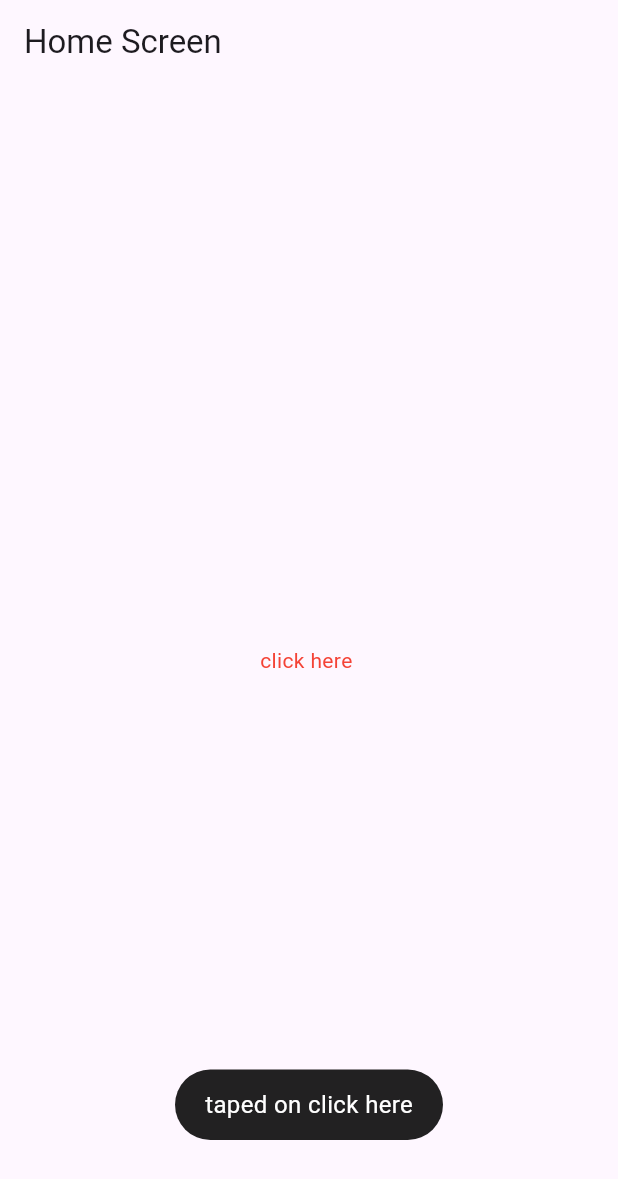
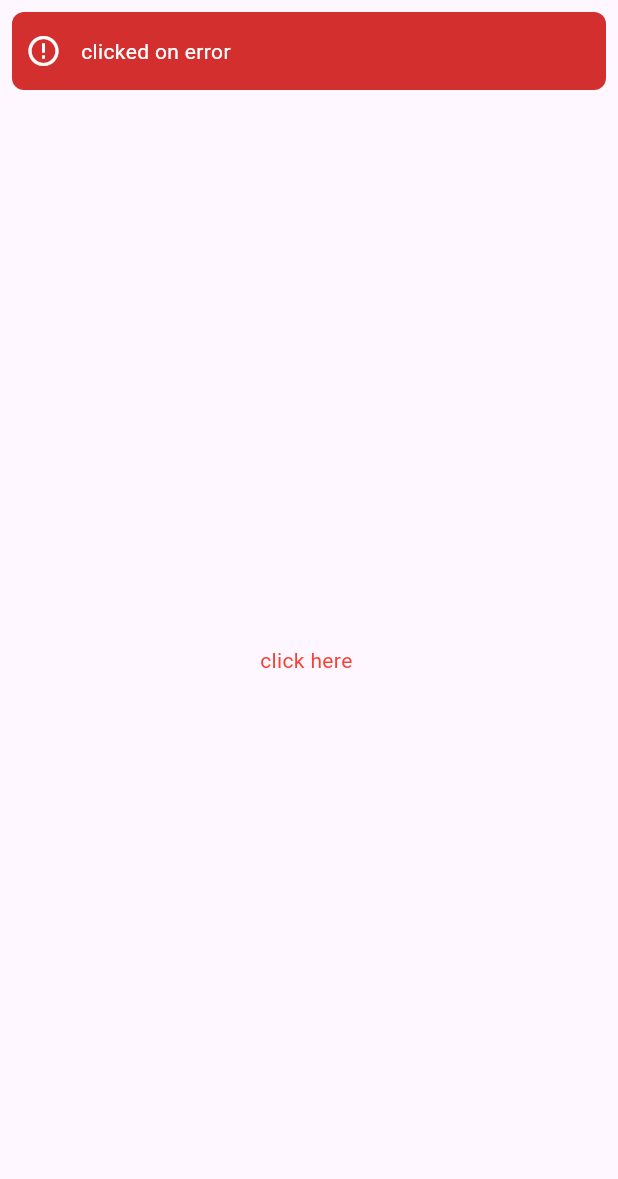
Before and after one commit to MaheshVenuFlutter/flutter-mvvm-example-app, a Flutter app: the screen it shows after launch, after a tap on "click here", on a phone screen of 412 x 824 dp. Shown: the top 1179 px of the screen. Run offline on Flutter 3.47's test engine with Material 3 defaults, Android fonts, the phone set to English and light mode, and no system bars; drawn by our look-alikes of another_flushbar; our stand-ins replace fluttertoast.

Commit message:
Integrated Flushbar

```diff
--- a/lib/utils/utils.dart
+++ b/lib/utils/utils.dart
@@ -1,5 +1,7 @@
 import 'package:flutter/material.dart';
 import 'package:fluttertoast/fluttertoast.dart';
+import 'package:another_flushbar/flushbar.dart';
+import 'package:another_flushbar/flushbar_route.dart';
 
 class Utils {
   // Static method to show a custom styled toast message
@@ -14,4 +16,25 @@ class Utils {
       timeInSecForIosWeb: 3                  // For iOS & Web
     );
   }
+
+  // Static method to show a styled error flushbar message
+  static void flushBarErrorMessage(String message, BuildContext context) {
+    showFlushbar(
+      context: context,
+      flushbar: Flushbar(
+        message: message,
+        backgroundColor: Colors.red.shade700,
+        duration: const Duration(seconds: 3),
+        margin: const EdgeInsets.all(8),
+        borderRadius: BorderRadius.circular(8),
+        icon: const Icon(
+          Icons.error_outline,
+          color: Colors.white,
+        ),
+        flushbarPosition: FlushbarPosition.TOP,
+        animationDuration: const Duration(milliseconds: 500),
+        forwardAnimationCurve: Curves.easeIn,
+      )..show(context),
+    );
+  }
 }
--- a/lib/view/home_screen.dart
+++ b/lib/view/home_screen.dart
@@ -15,7 +15,8 @@ class _HomeScreenState extends State<HomeScreen> {
     return Scaffold(appBar: AppBar(title: Text("Home Screen"),),  body: Center(child: InkWell(
         onTap: (){
             // Navigator.pushNamed(context, RouteNames.loginScreen);
-           Utils.toastMessage("taped on click here");
+          // Utils.toastMessage("taped on click here");
+          Utils.flushBarErrorMessage("clicked on error", context);
         },
         child: Text("click here ",style: TextStyle(color: Colors.red),)),),);
   }
```
